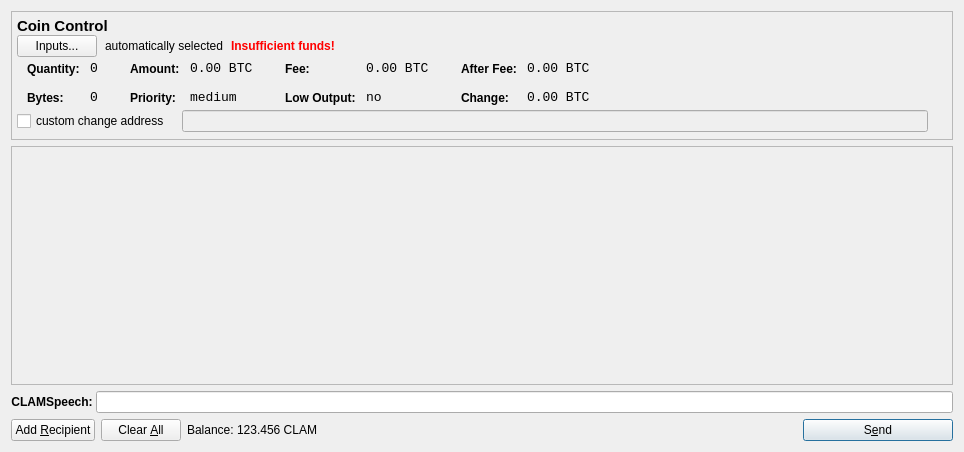
coinkeeper/2015-06-22_18-55_clams, file src/qt/forms/sendcoinsdialog.ui: the form before one commit.
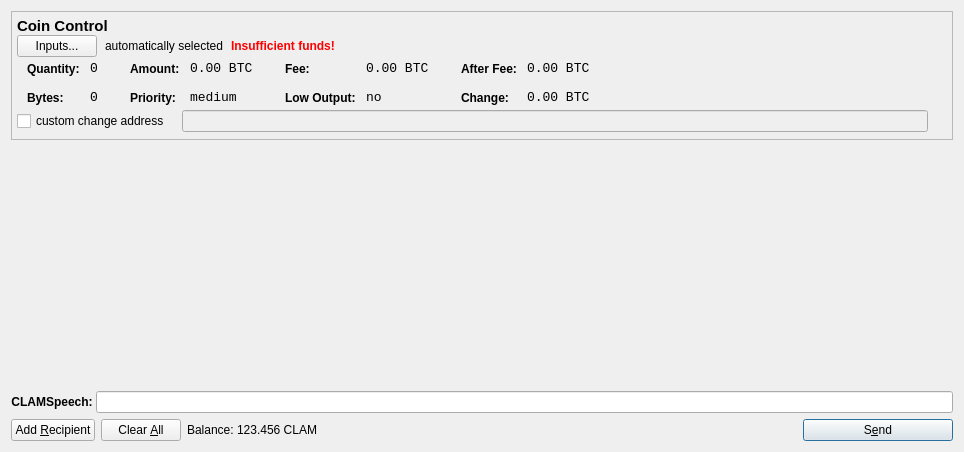
The form after the commit. Icons and pictures are not drawn. Custom widgets are drawn as their Qt base class.

Commit message: minor ui tweaks, turned coin control age sorting into an integer, turned priority into guesstimate/10million

```diff
--- a/src/qt/forms/sendcoinsdialog.ui
+++ b/src/qt/forms/sendcoinsdialog.ui
@@ -627,6 +627,9 @@
    </item>
    <item row="1" column="0">
     <widget class="QScrollArea" name="scrollArea">
+     <property name="frameShape">
+      <enum>QFrame::NoFrame</enum>
+     </property>
      <property name="sizeAdjustPolicy">
       <enum>QAbstractScrollArea::AdjustToContents</enum>
      </property>
@@ -638,8 +641,8 @@
        <rect>
         <x>0</x>
         <y>0</y>
-        <width>944</width>
-        <height>174</height>
+        <width>946</width>
+        <height>176</height>
        </rect>
       </property>
       <layout class="QVBoxLayout" name="verticalLayout_2">
```
Left out of the diff: 2 changed lines with no effect on the pictures. The commit also changes 7 other files.
